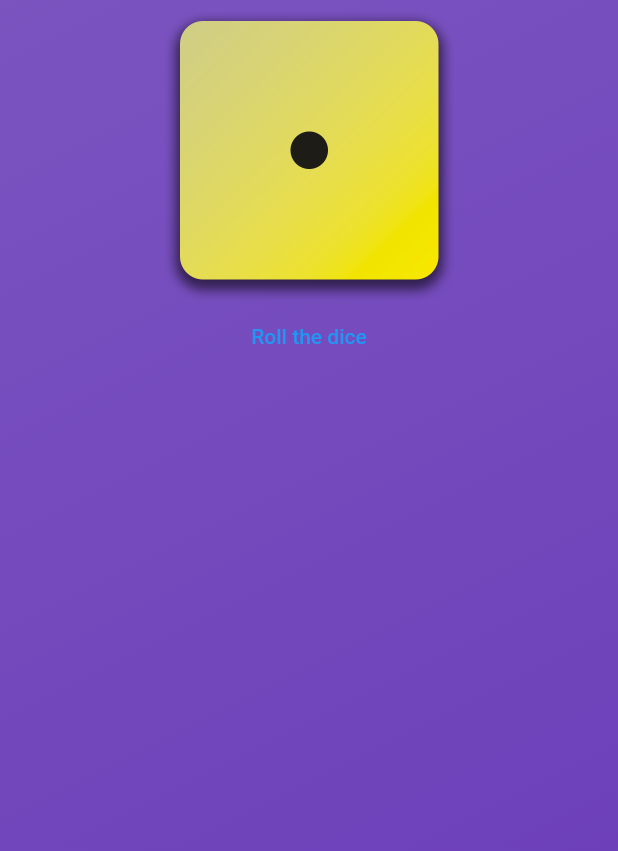
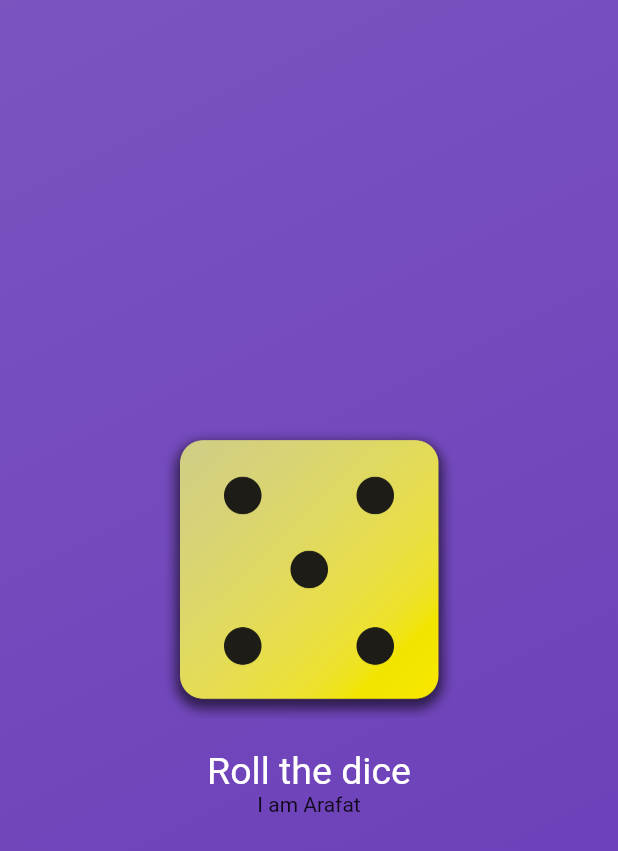
Before and after one commit to arafatmollah/flutter_start, a Flutter app: the screen it shows after launch, after a tap on "Roll the dice", on a phone screen of 412 x 824 dp. Shown: the top 851 px of the screen. Run offline on Flutter 3.47's test engine with Material 2 defaults, Android fonts, the phone set to English and light mode, and no system bars.

Commit message:
added all

```diff
--- /dev/null
+++ b/lib/diceroller.dart
@@ -0,0 +1,47 @@
+import 'dart:math';
+import 'package:flutter/material.dart';
+
+class Diceroller extends StatefulWidget{
+
+  @override
+  State<Diceroller> createState() {
+    // TODO: implement createState
+    return _DicerollerState();
+  }
+}
+
+class _DicerollerState extends State<Diceroller>{
+  var currentdiceRoll = 2;
+
+  void rolldice(){
+
+    setState(() {
+       currentdiceRoll = Random().nextInt(6)+1;
+    });
+
+
+  }
+      @override
+      Widget build(context) {
+    // TODO: implement build
+      return Column
+            (
+              mainAxisSize: MainAxisSize.min,
+              children: [
+                Image.asset(
+                  'assest/images/dice-$currentdiceRoll.png',
+                width: 200,),
+
+                TextButton(onPressed: rolldice,
+                style: TextButton.styleFrom(foregroundColor: Colors.white,
+                padding: const EdgeInsets.only(top: 20),
+                textStyle: const TextStyle(fontSize: 25)),
+                child: const Text('Roll the dice')),
+
+                Container(
+                  child: Text('I am Arafat'),
+                )
+            ],
+            ) ;
+  }
+}
--- a/lib/gradient_coloe.dart
+++ b/lib/gradient_coloe.dart
@@ -1,18 +1,16 @@
 // import 'package:dice_roll/style_text.dart';
+import 'package:dice_roll/diceroller.dart';
 import 'package:flutter/material.dart';
 
 var startAlignment = Alignment.topLeft;
 var endAlignment = Alignment.bottomRight;
 
 class GradientColor extends StatelessWidget{
-  const GradientColor(this.color1,this.color2,{super.key});
+   const GradientColor(this.color1,this.color2,{super.key});
 
   final Color color1;
   final Color color2;
 
-  void rolldice(){
-    //........//
-  }
 
   @override
   Widget build(context){
@@ -27,15 +25,8 @@ class GradientColor extends StatelessWidget{
             ),
           ),
           child:  Center(
-            child: Column(children: [
-                Image.asset('assest/images/dice-1.png',
-                width: 200,),
-
-                TextButton(onPressed: rolldice,
-                child: const Text('Roll the dice'))
-            ],
-            )
-          ),
+            child: Diceroller()
+          )
         );
   }
 }
--- a/lib/main.dart
+++ b/lib/main.dart
@@ -3,9 +3,11 @@ import 'package:dice_roll/gradient_coloe.dart';
 
 void main() {
   runApp(
-    const MaterialApp(
+     const MaterialApp(
       home: Scaffold(
-        body: GradientColor(Color.fromARGB(221, 104, 58, 183),Color.fromARGB(255, 104, 58, 183)),
+        body: GradientColor(
+         Color.fromARGB(221, 104, 58, 183),
+         Color.fromARGB(255, 104, 58, 183)),
       ),
     ),
   );
```
